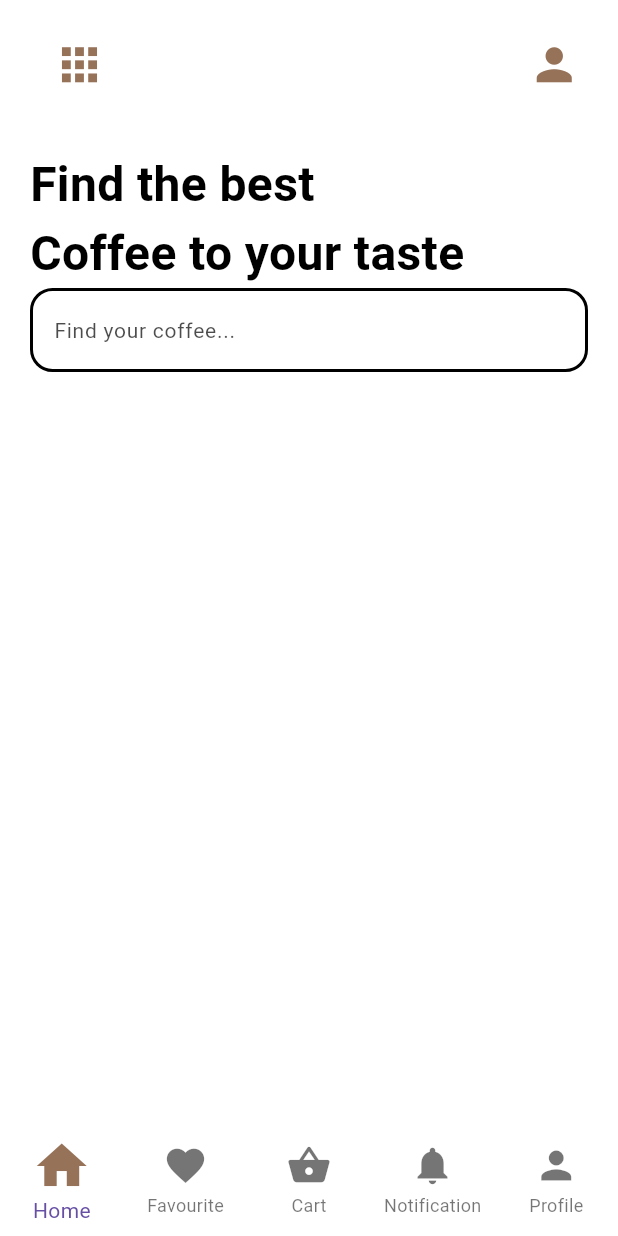
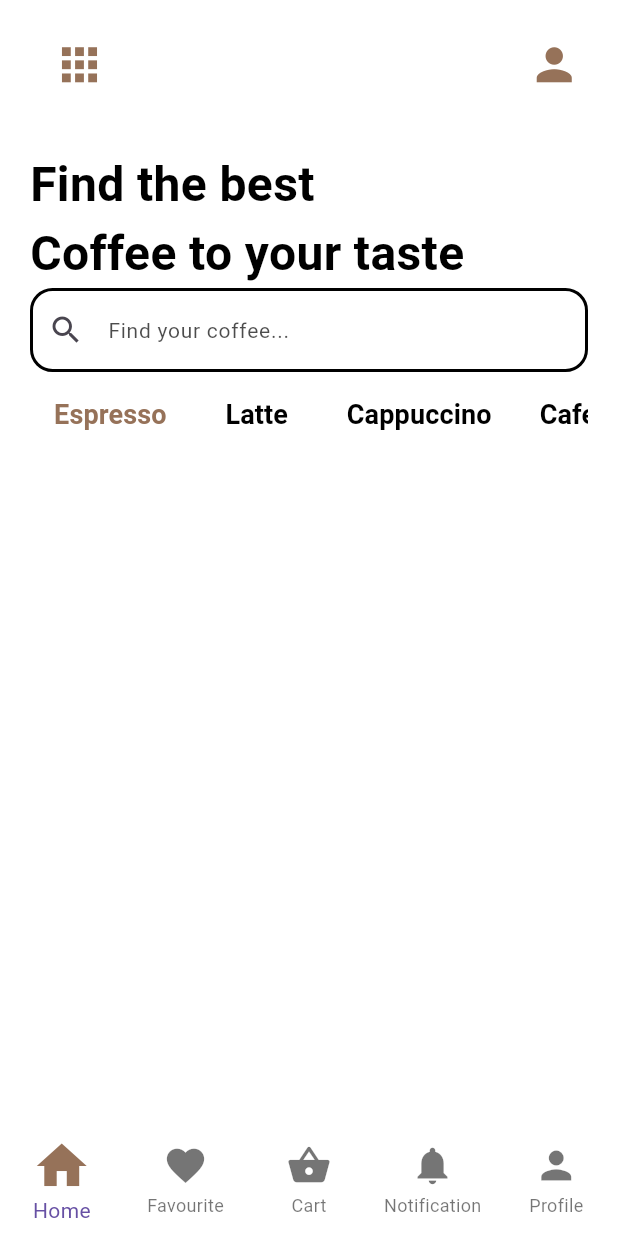
Before and after one commit to CSI-Trainee-2024/Task5_Naman_2312090, a Flutter app: the BottomNavigation screen opened directly, on a phone screen of 412 x 824 dp. Run offline on Flutter 3.47's test engine with Material 3 defaults, Android fonts, the phone set to English and light mode, and no system bars; our stand-ins replace font_awesome_flutter; Roboto replaces fonts that are missing (Poppins).

Commit message:
added the type of coffee using listview builder

```diff
--- a/lib/screens/HomePage.dart
+++ b/lib/screens/HomePage.dart
@@ -1,3 +1,4 @@
+import 'package:coffee_app/subScreens/coffee.dart';
 import 'package:coffee_app/utils/constants/colors.dart';
 import 'package:coffee_app/utils/theme/custom_theme/text_theme.dart';
 import 'package:flutter/material.dart';
@@ -20,15 +21,18 @@ class _homePageState extends State<homePage> {
         TextField(
           decoration: InputDecoration(
               hintText: "Find your coffee...",
+              prefixIcon: Icon(Icons.search),
               hintStyle: textTheme.lightTextTheme.bodySmall,
               enabledBorder: OutlineInputBorder(
                   borderRadius: BorderRadius.circular(15),
-                  borderSide: BorderSide(width: 2)),
+                  borderSide: const BorderSide(width: 2)),
               enabled: true,
               focusedBorder: OutlineInputBorder(
                   borderRadius: BorderRadius.circular(15),
-                  borderSide: BorderSide(color: colors.mainColor, width: 2))),
-        )
+                  borderSide:
+                      const BorderSide(color: colors.mainColor, width: 2))),
+        ),
+        coffee(),
       ],
     );
   }
--- /dev/null
+++ b/lib/subScreens/coffee.dart
@@ -0,0 +1,46 @@
+import 'package:coffee_app/subScreens/product1.dart';
+import 'package:coffee_app/utils/constants/colors.dart';
+import 'package:flutter/material.dart';
+import 'package:flutter/widgets.dart';
+
+class coffee extends StatefulWidget {
+  @override
+  State<coffee> createState() => _coffeeState();
+}
+
+class _coffeeState extends State<coffee> {
+  int selectCoffee = 0;
+  List coffee = ["Espresso", "Latte", "Cappuccino", "Cafetiere"];
+
+  @override
+  Widget build(BuildContext context) {
+    return SizedBox(
+      height: MediaQuery.of(context).size.height * 0.07,
+      child: ListView.builder(
+        scrollDirection: Axis.horizontal,
+        itemCount: coffee.length,
+        itemBuilder: (context, index) {
+          return MaterialButton(
+            onPressed: () {
+              setState(() {
+                selectCoffee = index;
+                if (selectCoffee == 0) {
+                  print("Espreso");
+                }
+              });
+            },
+            child: Text(
+              coffee[index],
+              style: TextStyle(
+                  fontSize: 18,
+                  fontWeight: FontWeight.w600,
+                  color: selectCoffee == index
+                      ? colors.mainColor
+                      : colors.secondaryColor),
+            ),
+          );
+        },
+      ),
+    );
+  }
+}
--- a/lib/utils/theme/custom_theme/text_theme.dart
+++ b/lib/utils/theme/custom_theme/text_theme.dart
@@ -6,7 +6,7 @@ class textTheme {
 
   static TextTheme lightTextTheme = TextTheme(
     headlineLarge: const TextStyle().copyWith(fontSize: 32,fontWeight: FontWeight.bold,color: colors.secondaryColor),
-    headlineMedium: const TextStyle().copyWith(fontSize: 24,fontWeight: FontWeight.w600,color: colors.secondaryColor),
+    headlineMedium: const TextStyle().copyWith(fontSize: 18,fontWeight: FontWeight.w600,color: colors.secondaryColor),
     headlineSmall: const TextStyle().copyWith(fontSize: 16,fontWeight: FontWeight.w400,color: colors.secondaryColor),
 
     titleLarge: const TextStyle().copyWith(fontSize: 20,fontWeight: FontWeight.w700,color: colors.primaryColor),
```
Also changed, not shown: lib/subScreens/product1.dart (added, +18 -0 lines), lib/subScreens/product2.dart (added, +15 -0 lines), lib/subScreens/product3.dart (added, +16 -0 lines), lib/subScreens/product4.dart (added, +16 -0 lines).
